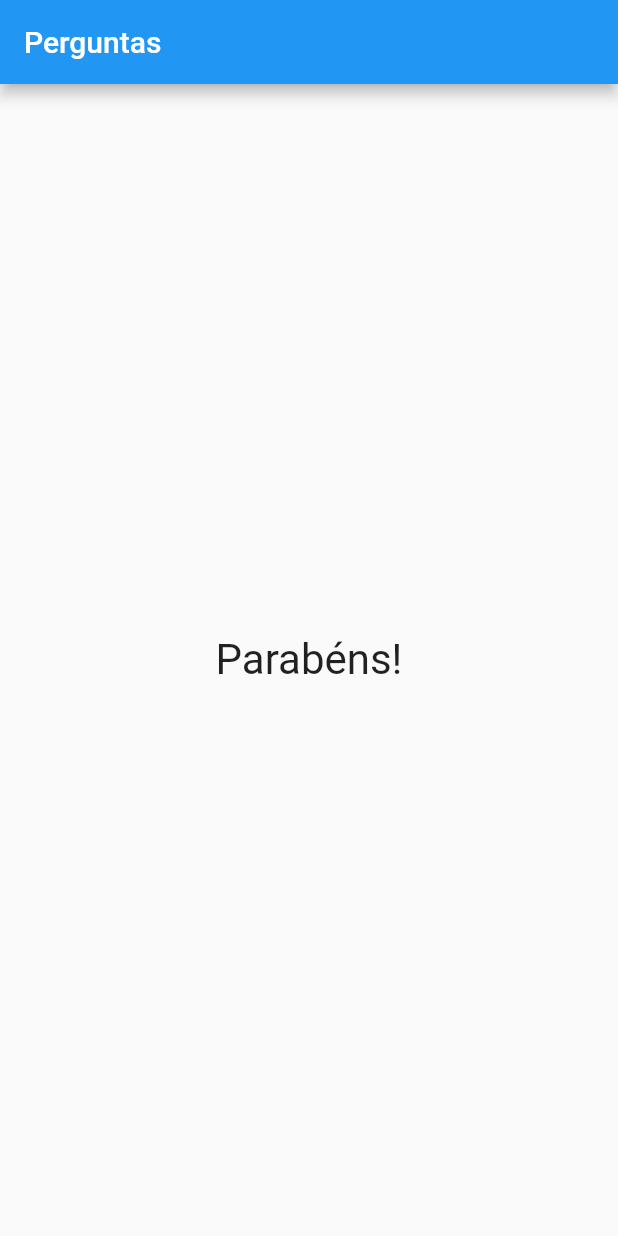
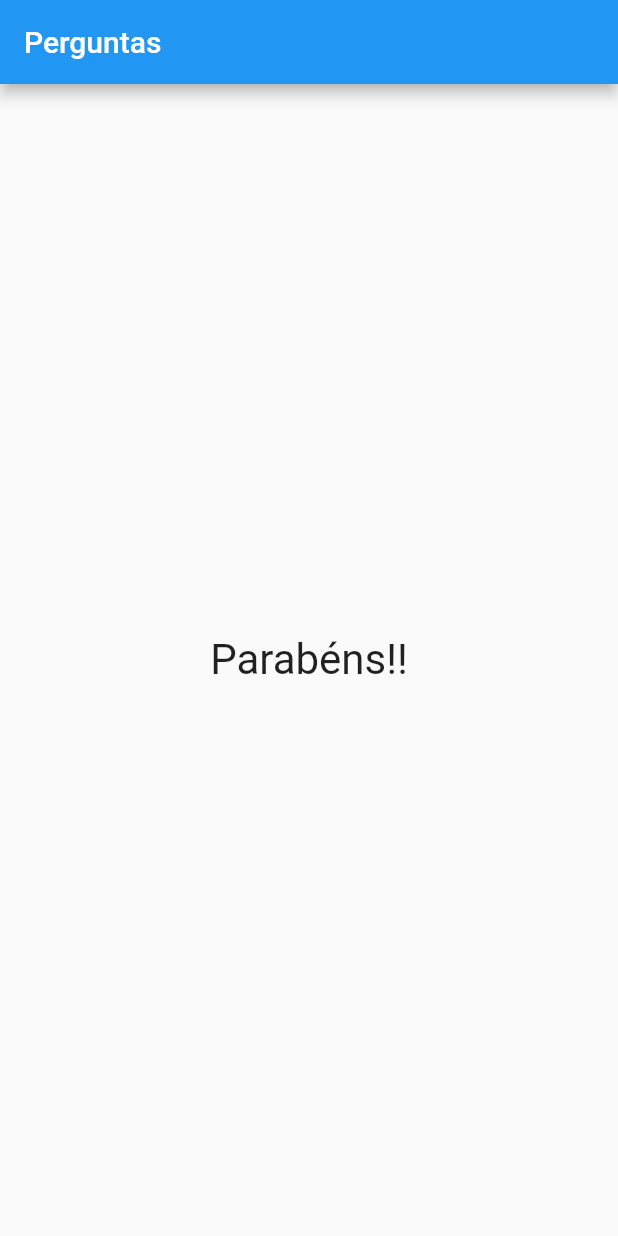
Before and after one commit to lucasaobarbosa/projeto_perguntas_flutter, a Flutter app: the screen it shows after launch, after a tap on "Preto", after a tap on "Cobra", after a tap on "Leo", on a phone screen of 412 x 824 dp. Run offline on Flutter 3.47's test engine with Material 2 defaults, Android fonts, the phone set to English and light mode, and no system bars.

Commit message:
questionario

```diff
--- a/lib/main.dart
+++ b/lib/main.dart
@@ -1,6 +1,7 @@
 import 'package:flutter/material.dart';
-import './questao.dart';
-import './resposta.dart';
+import './resultado.dart';
+import './questionario.dart';
+
 
 //Criando uma instânica
 main () => runApp(PerguntaApp());
@@ -30,33 +31,25 @@ class _PerguntaAppState extends State<PerguntaApp> {
       }
     }
 
-  bool get temPerguntaSelecionada{
+    bool get temPerguntaSelecionada{
     return _perguntaSelecionada < _perguntas.length;
   }
 
-    @override      //Criando método build
+  @override      //Criando método build
   Widget build(BuildContext context) {
-
-  List<String> respostas = temPerguntaSelecionada ?
-  _perguntas [_perguntaSelecionada].cast()['respostas']
-  : [];
 
     return MaterialApp(
       home: Scaffold(
         appBar: AppBar(
           title: Text('Perguntas'),
         ),
-        body: temPerguntaSelecionada ? Column(
-          children: <Widget>[
-            Questao(_perguntas[_perguntaSelecionada]['texto'].toString()),
-            ...respostas.map((t) => Resposta(t, _responder)).toList(),
-         ],
-        ): Center(
-          child: Text(
-            'Parabéns!',
-            style: TextStyle(fontSize: 28),
-          ),
-        ),
+        body: temPerguntaSelecionada
+        ? Questionario(
+          perguntas: _perguntas,
+          perguntaSelecionada: _perguntaSelecionada,
+          quandoResponder: _responder,
+        )
+        : Resuldado(),
       ),
     );
   }
--- /dev/null
+++ b/lib/questionario.dart
@@ -0,0 +1,33 @@
+import 'package:flutter/material.dart';
+import './questao.dart';
+import './resposta.dart';
+
+class Questionario extends StatelessWidget {
+  final List<Map<String, Object>> perguntas;
+  final int perguntaSelecionada;
+  final void Function() quandoResponder;
+
+Questionario({
+  required this.perguntas,
+  required this.perguntaSelecionada,
+  required this.quandoResponder,
+});
+
+  bool get temPerguntaSelecionada{
+    return perguntaSelecionada < perguntas.length;
+  }
+
+  @override
+  Widget build(BuildContext context) {
+    List<String> respostas = temPerguntaSelecionada ?
+  perguntas [perguntaSelecionada].cast()['respostas']
+  : [];
+
+    return Column(
+      children: <Widget>[
+        Questao(perguntas[perguntaSelecionada]['texto'].toString()),
+        ...respostas.map((t) => Resposta(t, quandoResponder)).toList(),
+      ],
+    );
+  }
+}
--- /dev/null
+++ b/lib/resultado.dart
@@ -0,0 +1,14 @@
+import 'package:flutter/material.dart';
+
+class Resuldado extends StatelessWidget {
+
+  @override
+  Widget build(BuildContext context) {
+    return Center(
+          child: Text(
+            'Parabéns!!',
+            style: TextStyle(fontSize: 28),
+          ),
+    );
+  }
+}
```
